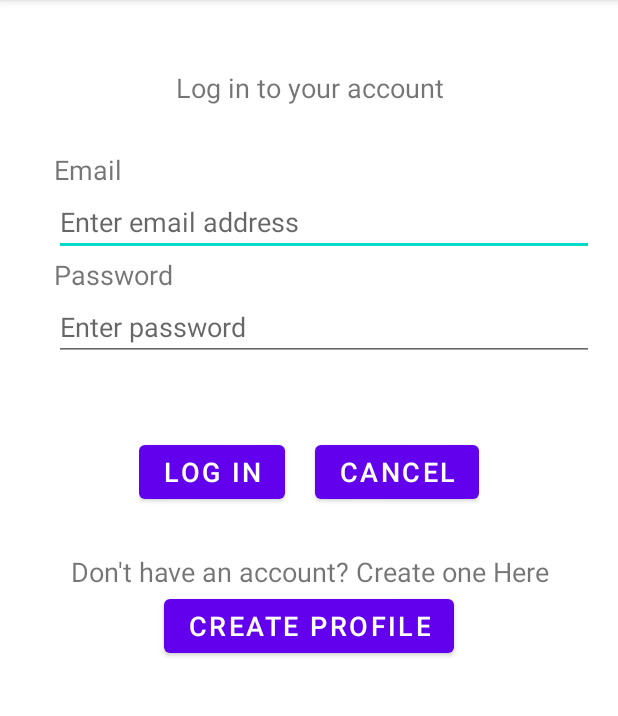
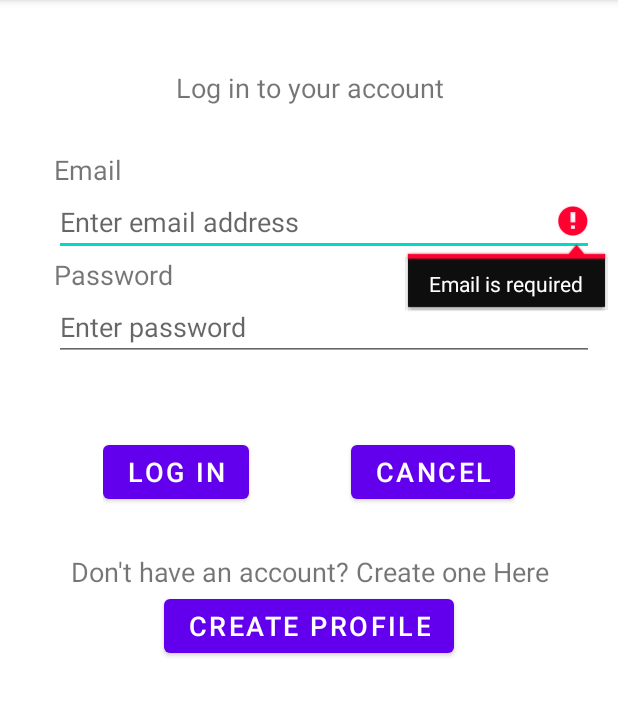
Before and after one commit to faberc/ece-540_wi21_fnl-project, an Android app: the LoginActivity screen opened directly, with no data from a screen before it, after a tap on "LOG IN", on a phone screen of 412 x 824 dp, the part 84-800 px from its top. Run offline under Robolectric (Android 15) with nearby library versions, the phone set to English and light mode, and no system bars; our stand-ins replace Firebase (no records; nobody signed in at launch, a user with empty details on screens opened directly).

Commit message:
Added Login Activity to github

```diff
--- a/software/AndroidApp/app/src/main/java/ece558/bthornhill/edu/jumprope/LoginActivity.java
+++ b/software/AndroidApp/app/src/main/java/ece558/bthornhill/edu/jumprope/LoginActivity.java
@@ -1,20 +1,32 @@
 package ece558.bthornhill.edu.jumprope;
 
+import androidx.annotation.NonNull;
 import androidx.appcompat.app.AppCompatActivity;
 
 import android.content.Intent;
 import android.os.Bundle;
+import android.text.TextUtils;
 import android.view.View;
 import android.widget.Button;
 import android.widget.EditText;
+import android.widget.ProgressBar;
 import android.widget.Toast;
+
+import com.google.android.gms.tasks.OnCompleteListener;
+import com.google.android.gms.tasks.Task;
+import com.google.firebase.auth.AuthResult;
+import com.google.firebase.auth.FirebaseAuth;
 
 public class LoginActivity extends AppCompatActivity {
     private static final String TAG = "LoginActivity";
 
+    private EditText mEmail, mPassword;
     private Button mLogin;
     private Button mCancel;
     private Button mProfile;
+
+    private ProgressBar mProgressBar;
+    private FirebaseAuth fAuth;
 
 
     @Override
@@ -22,6 +34,10 @@ public class LoginActivity extends AppCompatActivity {
         super.onCreate(savedInstanceState);
         setContentView(R.layout.activity_login);
 
+        mEmail = findViewById(R.id.editemail);
+        mPassword = findViewById(R.id.editpassword);
+        mProgressBar = findViewById(R.id.progressBar);
+        fAuth = FirebaseAuth.getInstance();
         mProfile = findViewById(R.id.button_profile);
         mProfile.setOnClickListener(ButtonListener);
         mCancel = findViewById(R.id.button_cancel);
@@ -44,9 +60,32 @@ public class LoginActivity extends AppCompatActivity {
                     startActivity(main);
                     break;
                 case R.id.button_login:
-                    // Log into account
+                    authenticate();
                     break;
             }
         }
     };
+
+    private void authenticate() {
+        String email = mEmail.getText().toString().trim();
+        String password = mPassword.getText().toString().trim();
+
+        if (TextUtils.isEmpty(email)) {
+            mEmail.setError("Email is required");
+            return;
+        }
+        if (TextUtils.isEmpty(password)) {
+            mPassword.setError("Password is required");
+            return;
+        }
+
+        if (password.length() < 6) {
+            mPassword.setError("Password must be > or = to 6 characters");
+            return;
+        }
+
+        // Notify to user that account is being checked
+        mProgressBar.setVisibility(View.VISIBLE);
+
+    };
 }
--- a/software/AndroidApp/app/src/main/res/layout/activity_login.xml
+++ b/software/AndroidApp/app/src/main/res/layout/activity_login.xml
@@ -63,6 +63,14 @@
             android:text="Log in"
             android:textSize="18sp" />
 
+        <ProgressBar
+            android:id="@+id/progressBar"
+            style="?android:attr/progressBarStyle"
+            android:layout_width="wrap_content"
+            android:layout_height="wrap_content"
+            android:layout_weight="1"
+            android:visibility="invisible"/>
+
         <Button
             android:id="@+id/button_cancel"
             android:layout_width="wrap_content"
```
